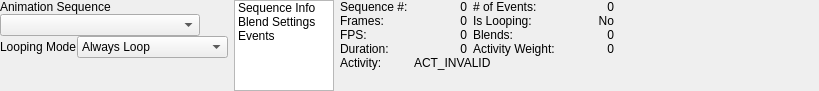
Old version of the form src/tools/hlam/ui/assets/studiomodel/dockpanels/StudioModelSequencesPanel.ui in the repository SamVanheer/HalfLifeAssetManager.
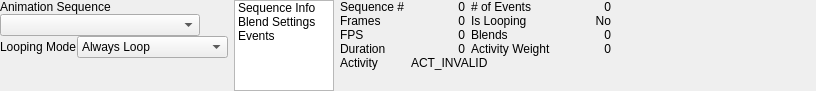
New version of the form.

Diff of the .ui file:
```diff
--- a/src/tools/hlam/ui/assets/studiomodel/dockpanels/StudioModelSequencesPanel.ui
+++ b/src/tools/hlam/ui/assets/studiomodel/dockpanels/StudioModelSequencesPanel.ui
@@ -6,7 +6,7 @@
    <rect>
     <x>0</x>
     <y>0</y>
-    <width>777</width>
+    <width>773</width>
     <height>80</height>
    </rect>
   </property>
@@ -214,7 +214,7 @@
        <item row="1" column="0">
         <widget class="QLabel" name="label_6">
          <property name="text">
-          <string>Frames:</string>
+          <string>Frames</string>
          </property>
         </widget>
        </item>
@@ -231,7 +231,7 @@
        <item row="4" column="0">
         <widget class="QLabel" name="label_12">
          <property name="text">
-          <string>Activity:</string>
+          <string>Activity</string>
          </property>
         </widget>
        </item>
@@ -258,7 +258,7 @@
        <item row="0" column="2">
         <widget class="QLabel" name="label_10">
          <property name="text">
-          <string># of Events:</string>
+          <string># of Events</string>
          </property>
         </widget>
        </item>
@@ -275,21 +275,21 @@
        <item row="2" column="0">
         <widget class="QLabel" name="label_7">
          <property name="text">
-          <string>FPS:</string>
+          <string>FPS</string>
          </property>
         </widget>
        </item>
        <item row="2" column="2">
         <widget class="QLabel" name="label_9">
          <property name="text">
-          <string>Blends:</string>
+          <string>Blends</string>
          </property>
         </widget>
        </item>
        <item row="3" column="0">
         <widget class="QLabel" name="label_8">
          <property name="text">
-          <string>Duration:</string>
+          <string>Duration</string>
          </property>
         </widget>
        </item>
@@ -341,21 +341,21 @@
        <item row="3" column="2">
         <widget class="QLabel" name="label_13">
          <property name="text">
-          <string>Activity Weight:</string>
+          <string>Activity Weight</string>
          </property>
         </widget>
        </item>
        <item row="0" column="0">
         <widget class="QLabel" name="label_5">
          <property name="text">
-          <string>Sequence #:</string>
+          <string>Sequence #</string>
          </property>
         </widget>
        </item>
        <item row="1" column="2">
         <widget class="QLabel" name="label_11">
          <property name="text">
-          <string>Is Looping:</string>
+          <string>Is Looping</string>
          </property>
         </widget>
        </item>
@@ -423,7 +423,7 @@
           </sizepolicy>
          </property>
          <property name="text">
-          <string>Blend Mode:</string>
+          <string>Blend Mode</string>
          </property>
         </widget>
        </item>
@@ -639,14 +639,14 @@
           <item row="3" column="0">
            <widget class="QLabel" name="label_20">
             <property name="text">
-             <string>Type:</string>
+             <string>Type</string>
             </property>
            </widget>
           </item>
           <item row="2" column="0">
            <widget class="QLabel" name="label_19">
             <property name="text">
-             <string>Options:</string>
+             <string>Options</string>
             </property>
            </widget>
           </item>
@@ -684,7 +684,7 @@
           <item row="1" column="0">
            <widget class="QLabel" name="label_18">
             <property name="text">
-             <string>Event:</string>
+             <string>Event</string>
             </property>
            </widget>
           </item>
@@ -694,7 +694,7 @@
           <item row="0" column="0">
            <widget class="QLabel" name="label_15">
             <property name="text">
-             <string>Frame:</string>
+             <string>Frame</string>
             </property>
            </widget>
           </item>
```
